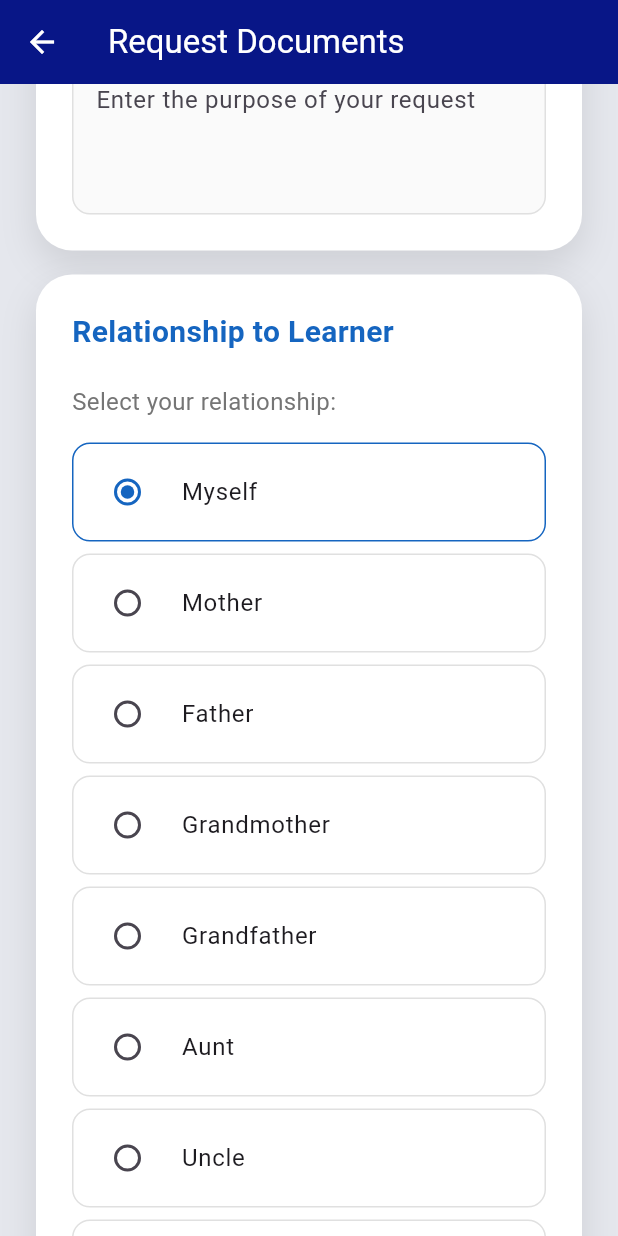
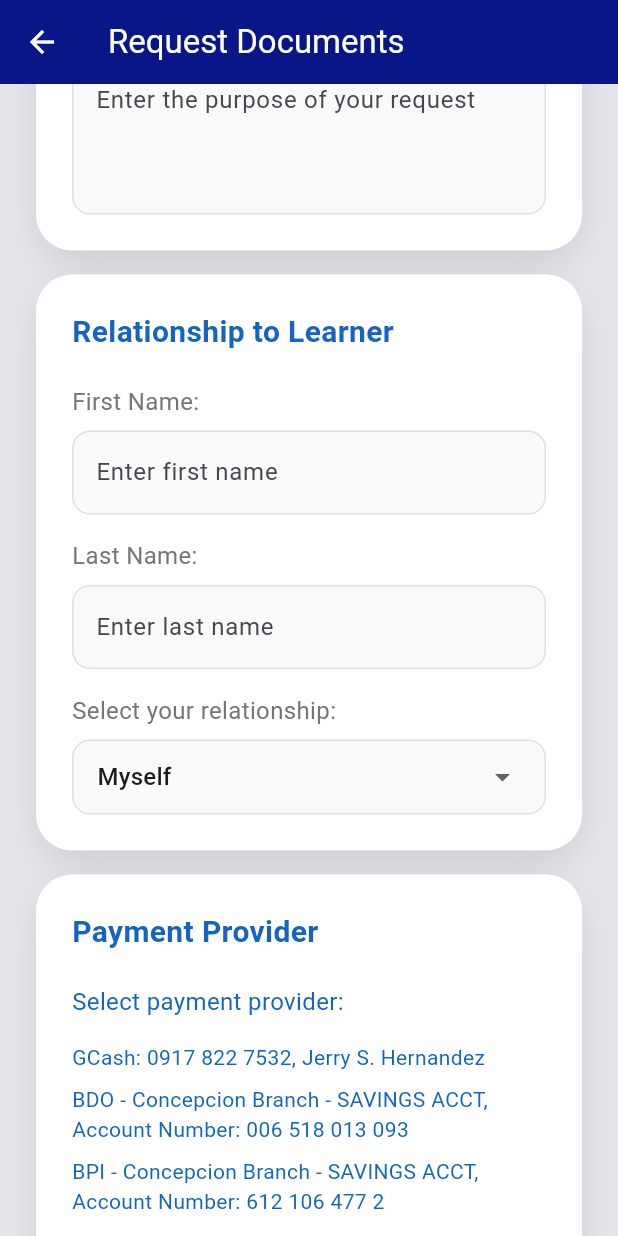
Before and after one commit to rammne/odrs, a Flutter app: the DocumentRequestScreen screen opened by its route, scrolled down 1152 dp, on a phone screen of 412 x 824 dp. Run offline on Flutter 3.47's test engine with Material 3 defaults, Android fonts, the light colour scheme and no system bars; our stand-ins replace cloud_firestore, firebase_auth, firebase_core, pdf, printing, rxdart; accounts and stored records are empty; statements that could not run were skipped.

Commit message:
relationship to learner

```diff
--- a/lib/presentation/screens/user/document_request.dart
+++ b/lib/presentation/screens/user/document_request.dart
@@ -20,7 +20,6 @@
   String contact = "";
   bool isLoading = true;
   String errorMessage = "";
-
 
   // Document Request Data
   String? _selectedDocument;
@@ -47,7 +46,8 @@
     "Other"
   ];
   String _otherCertificateText = "";
-  final TextEditingController _otherCertificateController = TextEditingController();
+  final TextEditingController _otherCertificateController =
+      TextEditingController();
   String? _selectedCertificateType;
   bool _principalSignatory = false;
   bool _guidanceCounselorSignatory = false;
@@ -89,15 +89,32 @@
 
   // Relationship to learner options
   String _relationship = "Myself";
-  final List<String> _relationshipTypes = ["Myself","Mother", "Father", "Grandmother", "Grandfather", "Aunt", "Uncle", "Other"];
+  final List<String> _relationshipTypes = [
+    "Myself",
+    "Mother",
+    "Father",
+    "Grandmother",
+    "Grandfather",
+    "Aunt",
+    "Uncle",
+    "Other"
+  ];
   String _otherRelationship = "";
-  final TextEditingController _otherRelationshipController = TextEditingController();
+  final TextEditingController _otherRelationshipController =
+      TextEditingController();
+
+  // Add new fields for first and last name
+  String _requesterFirstName = "";
+  String _requesterLastName = "";
+  final TextEditingController _requesterFirstNameController =
+      TextEditingController();
+  final TextEditingController _requesterLastNameController =
+      TextEditingController();
 
   @override
   void initState() {
     super.initState();
     _fetchUserData();
-
   }
 
   @override
@@ -108,10 +125,11 @@
     _sf10OfficialController.dispose();
     _otherCertificateController.dispose();
     _otherRelationshipController.dispose();
+    // Dispose new controllers
+    _requesterFirstNameController.dispose();
+    _requesterLastNameController.dispose();
     super.dispose();
   }
-
-
 
   Future<void> _fetchUserData() async {
     try {
@@ -183,7 +201,8 @@
         !_guidanceCounselorSignatory) {
       ScaffoldMessenger.of(context).showSnackBar(
         const SnackBar(
-            content: Text("Please select at least one signatory for Good Moral Certificate")),
+            content: Text(
+                "Please select at least one signatory for Good Moral Certificate")),
       );
       return;
     }
@@ -212,12 +231,14 @@
 
     if (_relationship == "Other" && _otherRelationship.trim().isEmpty) {
       ScaffoldMessenger.of(context).showSnackBar(
-        const SnackBar(content: Text("Please specify your relationship to the learner")),
+        const SnackBar(
+            content: Text("Please specify your relationship to the learner")),
       );
       return;
     }
 
-    if (_selectedDocument == "SF10 (F137) Official" && _sf10OfficialText.trim().isEmpty) {
+    if (_selectedDocument == "SF10 (F137) Official" &&
+        _sf10OfficialText.trim().isEmpty) {
       ScaffoldMessenger.of(context).showSnackBar(
         const SnackBar(content: Text("Please enter the requesting school")),
       );
@@ -225,7 +246,9 @@
     }
 
     String finalDocumentName = _selectedDocument == "Certificate"
-        ? (_selectedCertificateType == "Other" ? _otherCertificateText : _selectedCertificateType!)
+        ? (_selectedCertificateType == "Other"
+            ? _otherCertificateText
+            : _selectedCertificateType!)
         : (_selectedDocument == "Other"
             ? _otherDocumentText
             : _selectedDocument!);
@@ -259,10 +282,19 @@
         'referenceNumber': _referenceNumber,
         'paymentProvider': _paymentProvider,
         'price': _calculateTotalPrice(), // Add this line to store the price
-        'principalSignatory': _selectedCertificateType == "Good Moral Certificate" ? _principalSignatory : null,
-        'guidanceCounselorSignatory': _selectedCertificateType == "Good Moral Certificate" ? _guidanceCounselorSignatory : null,
-        'sf10OfficialInfo': _selectedDocument == "SF10 (F137) Official" ? _sf10OfficialText : null,
-        'relationship': _relationship == "Other" ? _otherRelationship : _relationship
+        'principalSignatory':
+            _selectedCertificateType == "Good Moral Certificate"
+                ? _principalSignatory
+                : null,
+        'guidanceCounselorSignatory':
+            _selectedCertificateType == "Good Moral Certificate"
+                ? _guidanceCounselorSignatory
+                : null,
+        'sf10OfficialInfo': _selectedDocument == "SF10 (F137) Official"
+            ? _sf10OfficialText
+            : null,
+        'relationship':
+            _relationship == "Other" ? _otherRelationship : _relationship
       });
 
       // Generate and show receipt
@@ -279,10 +311,17 @@
           paymentProvider: _paymentProvider,
           price: _calculateTotalPrice(),
           claimingMethod: _claimingMethod,
-        requestingSchool: _selectedDocument == "SF10 (F137) Official" ? _sf10OfficialText : null,
-        principalSignatory: _selectedDocument == "Certificate" && _selectedCertificateType == "Good Moral Certificate" ? _principalSignatory : null,
-        guidanceCounselorSignatory: _selectedDocument == "Certificate" && _selectedCertificateType == "Good Moral Certificate" ? _guidanceCounselorSignatory : null
-      );
+          requestingSchool: _selectedDocument == "SF10 (F137) Official"
+              ? _sf10OfficialText
+              : null,
+          principalSignatory: _selectedDocument == "Certificate" &&
+                  _selectedCertificateType == "Good Moral Certificate"
+              ? _principalSignatory
+              : null,
+          guidanceCounselorSignatory: _selectedDocument == "Certificate" &&
+                  _selectedCertificateType == "Good Moral Certificate"
+              ? _guidanceCounselorSignatory
+              : null);
 
       setState(() {
         isLoading = false;
@@ -407,27 +446,42 @@
                                     TextFormField(
                                       controller: _sf10OfficialController,
                                       decoration: InputDecoration(
-                                        hintText: "Enter the name of requesting school",
+                                        hintText:
+                                            "Enter the name of requesting school",
                                         fillColor: Colors.grey[50],
                                         filled: true,
-                                        errorText: _sf10OfficialText.trim().isEmpty ? "Required" : null,
-                                        helperText: "Note: Present/Submit an official letter from the requesting school upon claiming the document.",
+                                        errorText:
+                                            _sf10OfficialText.trim().isEmpty
+                                                ? "Required"
+                                                : null,
+                                        helperText:
+                                            "Note: Present/Submit an official letter from the requesting school upon claiming the document.",
                                         helperMaxLines: 2,
-                                        helperStyle: TextStyle(color: const Color.fromARGB(255, 8, 8, 8)),
+                                        helperStyle: TextStyle(
+                                            color: const Color.fromARGB(
+                                                255, 8, 8, 8)),
                                         border: OutlineInputBorder(
-                                          borderRadius: BorderRadius.circular(12),
-                                          borderSide: BorderSide(color: Colors.grey[300]!),
+                                          borderRadius:
+                                              BorderRadius.circular(12),
+                                          borderSide: BorderSide(
+                                              color: Colors.grey[300]!),
                                         ),
                                         enabledBorder: OutlineInputBorder(
-                                          borderRadius: BorderRadius.circular(12),
-                                          borderSide: BorderSide(color: Colors.grey[300]!),
+                                          borderRadius:
+                                              BorderRadius.circular(12),
+                                          borderSide: BorderSide(
+                                              color: Colors.grey[300]!),
                                         ),
                                         focusedBorder: OutlineInputBorder(
-                                          borderRadius: BorderRadius.circular(12),
-                                          borderSide: BorderSide(color: Colors.blue[800]!, width: 2),
+                                          borderRadius:
+                                              BorderRadius.circular(12),
+                                          borderSide: BorderSide(
+                                              color: Colors.blue[800]!,
+                                              width: 2),
                                         ),
                                       ),
-                                      onChanged: (value) => setState(() => _sf10OfficialText = value),
+                                      onChanged: (value) => setState(
+                                          () => _sf10OfficialText = value),
                                     ),
                                   ],
                                 ),
@@ -466,83 +520,7 @@
                           ),
                         ),
                         const SizedBox(height: 16),
-                        _buildCard(
-                          title: 'Relationship to Learner',
-                          child: Column(
-                            crossAxisAlignment: CrossAxisAlignment.start,
-                            children: [
-                              Text(
-                                "Select your relationship:",
-                                style: TextStyle(
-                                  fontSize: 16,
-                                  color: Colors.grey[600],
-                                ),
-                              ),
-                              const SizedBox(height: 16),
-                              ...List.generate(_relationshipTypes.length, (index) {
-                                final type = _relationshipTypes[index];
-                                return Container(
-                                  margin: const EdgeInsets.only(bottom: 8),
-                                  decoration: BoxDecoration(
-                                    border: Border.all(
-                                      color: _relationship == type
-                                          ? Colors.blue[800]!
-                                          : Colors.grey[300]!,
-                                    ),
-                                    borderRadius: BorderRadius.circular(12),
-                                  ),
-                                  child: RadioListTile<String>(
-                                    title: Text(type),
-                                    value: type,
-                                    groupValue: _relationship,
-                                    onChanged: (value) => setState(() {
-                                      _relationship = value!;
-                                      if (value != "Other") {
-                                        _otherRelationship = "";
-                                        _otherRelationshipController.clear();
-                                      }
-                                    }),
-                                    activeColor: Colors.blue[800],
-                                    contentPadding: const EdgeInsets.symmetric(
-                                        horizontal: 16, vertical: 4),
-                                  ),
-                                );
-                              }),
-                              if (_relationship == "Other") ...[
-                                const SizedBox(height: 16),
-                                Text(
-                                  "Specify your relationship:",
-                                  style: TextStyle(
-                                    fontSize: 16,
-                                    color: Colors.grey[600],
-                                  ),
-                                ),
-                                const SizedBox(height: 8),
-                                TextFormField(
-                                  controller: _otherRelationshipController,
-                                  decoration: InputDecoration(
-                                    hintText: "Enter your relationship to the learner",
-                                    fillColor: Colors.grey[50],
-                                    filled: true,
-                                    border: OutlineInputBorder(
-                                      borderRadius: BorderRadius.circular(12),
-                                      borderSide: BorderSide(color: Colors.grey[300]!),
-                                    ),
-                                    enabledBorder: OutlineInputBorder(
-                                      borderRadius: BorderRadius.circular(12),
-                                      borderSide: BorderSide(color: Colors.grey[300]!),
-                                    ),
-                                    focusedBorder: OutlineInputBorder(
-                                      borderRadius: BorderRadius.circular(12),
-                                      borderSide: BorderSide(color: Colors.blue[800]!, width: 2),
-                                    ),
-                                  ),
-                                  onChanged: (value) => setState(() => _otherRelationship = value),
-                                ),
-                              ],
-                            ],
-                          ),
-                        ),
+                        _buildRelationshipSection(),
                         const SizedBox(height: 16),
                         _buildCard(
                           title: 'Payment Provider',
@@ -572,7 +550,8 @@
                               Text(
                                   'Note: Send a proof of payment together with your name and student number as the email subject to pscashier@olopsc.edu.ph (Pre-School), gscashier@olopsc.edu.ph (Grade School), hscashier@olopsc.edu.ph (High School)',
                                   style: TextStyle(
-                                    color: const Color.fromARGB(255, 10, 10, 10),
+                                    color:
+                                        const Color.fromARGB(255, 10, 10, 10),
                                     fontStyle: FontStyle.italic,
                                   )),
                               const SizedBox(height: 8),
@@ -647,7 +626,8 @@
                               ),
                               const SizedBox(height: 8),
                               Container(
-                                padding: const EdgeInsets.symmetric(horizontal: 16),
+                                padding:
+                                    const EdgeInsets.symmetric(horizontal: 16),
                                 decoration: BoxDecoration(
                                   border: Border.all(color: Colors.grey[300]!),
                                   borderRadius: BorderRadius.circular(12),
@@ -660,7 +640,8 @@
                                     items: _claimingMethods.map((method) {
                                       return DropdownMenuItem<String>(
                                         value: method,
-                                        child: Text(method[0].toUpperCase() + method.substring(1)),
+                                        child: Text(method[0].toUpperCase() +
+                                            method.substring(1)),
                                       );
                                     }).toList(),
                                     onChanged: (value) => setState(
@@ -824,7 +805,7 @@
               onChanged: (value) => setState(() {
                 _selectedCertificateType = value;
                 if (value == "Good Moral Certificate") {
-                  _principalSignatory = true;  // Set default selection
+                  _principalSignatory = true; // Set default selection
                   _guidanceCounselorSignatory = false;
                 } else {
                   _principalSignatory = false;
@@ -1022,95 +1003,141 @@
     );
   }
 
-  // Widget _buildQuantitySelector() {
-  //   return Column(
-  //     crossAxisAlignment: CrossAxisAlignment.start,
-  //     children: [
-  //       const SizedBox(height: 24),
-  //       Row(
-  //         mainAxisAlignment: MainAxisAlignment.spaceBetween,
-  //         children: [
-  //           Text(
-  //             "Number of copies:",
-  //             style: TextStyle(
-  //               fontSize: 16,
-  //               color: Colors.grey[600],
-  //             ),
-  //           ),
-  //           Text(
-  //             "Total: ₱${_calculateTotalPrice().toStringAsFixed(2)}",
-  //             style: TextStyle(
-  //               fontSize: 16,
-  //               color: Colors.blue[800],
-  //               fontWeight: FontWeight.bold,
-  //             ),
-  //           ),
-  //         ],
-  //       ),
-  //       const SizedBox(height: 8),
-  //       Container(
-  //         padding: const EdgeInsets.symmetric(horizontal: 16, vertical: 8),
-  //         decoration: BoxDecoration(
-  //           border: Border.all(color: Colors.grey[300]!),
-  //           borderRadius: BorderRadius.circular(12),
-  //           color: Colors.grey[50],
-  //         ),
-  //         child: Row(
-  //           mainAxisSize: MainAxisSize.min,
-  //           children: [
-  //             IconButton(
-  //               icon: Icon(Icons.remove, color: Colors.blue[800]),
-  //               onPressed: () {
-  //                 if (_quantity > 1) {
-  //                   setState(() => _quantity--);
-  //                 }
-  //               },
-  //             ),
-  //             const SizedBox(width: 16),
-  //             Text(
-  //               '$_quantity',
-  //               style:
-  //                   const TextStyle(fontSize: 18, fontWeight: FontWeight.bold),
-  //             ),
-  //             const SizedBox(width: 16),
-  //             IconButton(
-  //               icon: Icon(Icons.add, color: Colors.blue[800]),
-  //               onPressed: () => setState(() => _quantity++),
-  //             ),
-  //           ],
-  //         ),
-  //       ),
-  //       const SizedBox(height: 24),
-  //       Text(
-  //         "Copy Type:",
-  //         style: TextStyle(
-  //           fontSize: 16,
-  //           color: Colors.grey[600],
-  //         ),
-  //       ),
-  //       const SizedBox(height: 8),
-  //       Container(
-  //         padding: const EdgeInsets.symmetric(horizontal: 16),
-  //         decoration: BoxDecoration(
-  //           border: Border.all(color: Colors.grey[300]!),
-  //           borderRadius: BorderRadius.circular(12),
-  //           color: Colors.grey[50],
-  //         ),
-  //         child: DropdownButtonHideUnderline(
-  //           child: DropdownButton<String>(
-  //             value: _copyType,
-  //             isExpanded: true,
-  //             items: _copyTypes.map((type) {
-  //               return DropdownMenuItem<String>(
-  //                 value: type,
-  //                 child: Text(type),
-  //               );
-  //             }).toList(),
-  //             onChanged: (value) => setState(() => _copyType = value!),
-  //           ),
-  //         ),
-  //       ),
-  //     ],
-  //   );
-  // }
+  Widget _buildRelationshipSection() {
+    return _buildCard(
+      title: 'Relationship to Learner',
+      child: Column(
+        crossAxisAlignment: CrossAxisAlignment.start,
+        children: [
+          Text(
+            "First Name:",
+            style: TextStyle(
+              fontSize: 16,
+              color: Colors.grey[600],
+            ),
+          ),
+          const SizedBox(height: 8),
+          TextFormField(
+            controller: _requesterFirstNameController,
+            decoration: InputDecoration(
+              hintText: "Enter first name",
+              fillColor: Colors.grey[50],
+              filled: true,
+              border: OutlineInputBorder(
+                borderRadius: BorderRadius.circular(12),
+                borderSide: BorderSide(color: Colors.grey[300]!),
+              ),
+              enabledBorder: OutlineInputBorder(
+                borderRadius: BorderRadius.circular(12),
+                borderSide: BorderSide(color: Colors.grey[300]!),
+              ),
+              focusedBorder: OutlineInputBorder(
+                borderRadius: BorderRadius.circular(12),
+                borderSide: BorderSide(color: Colors.blue[800]!, width: 2),
+              ),
+            ),
+            onChanged: (value) => setState(() => _requesterFirstName = value),
+          ),
+          const SizedBox(height: 16),
+          Text(
+            "Last Name:",
+            style: TextStyle(
+              fontSize: 16,
+              color: Colors.grey[600],
+            ),
+          ),
+          const SizedBox(height: 8),
+          TextFormField(
+            controller: _requesterLastNameController,
+            decoration: InputDecoration(
+              hintText: "Enter last name",
+              fillColor: Colors.grey[50],
+              filled: true,
+              border: OutlineInputBorder(
+                borderRadius: BorderRadius.circular(12),
+                borderSide: BorderSide(color: Colors.grey[300]!),
+              ),
+              enabledBorder: OutlineInputBorder(
+                borderRadius: BorderRadius.circular(12),
+                borderSide: BorderSide(color: Colors.grey[300]!),
+              ),
+              focusedBorder: OutlineInputBorder(
+                borderRadius: BorderRadius.circular(12),
+                borderSide: BorderSide(color: Colors.blue[800]!, width: 2),
+              ),
+            ),
+            onChanged: (value) => setState(() => _requesterLastName = value),
+          ),
+          const SizedBox(height: 16),
+          Text(
+            "Select your relationship:",
+            style: TextStyle(
+              fontSize: 16,
+              color: Colors.grey[600],
+            ),
+          ),
+          const SizedBox(height: 8),
+          Container(
+            padding: const EdgeInsets.symmetric(horizontal: 16),
+            decoration: BoxDecoration(
+              border: Border.all(color: Colors.grey[300]!),
+              borderRadius: BorderRadius.circular(12),
+              color: Colors.grey[50],
+            ),
+            child: DropdownButtonHideUnderline(
+              child: DropdownButton<String>(
+                value: _relationship,
+                isExpanded: true,
+                items: _relationshipTypes.map((type) {
+                  return DropdownMenuItem<String>(
+                    value: type,
+                    child: Text(type),
+                  );
+                }).toList(),
+                onChanged: (value) => setState(() {
+                  _relationship = value!;
+                  if (value != "Other") {
+                    _otherRelationship = "";
+                    _otherRelationshipController.clear();
                   }
+                }),
+              ),
+            ),
+          ),
+          if (_relationship == "Other") ...[
+            const SizedBox(height: 16),
+            Text(
+              "Specify your relationship:",
+              style: TextStyle(
+                fontSize: 16,
+                color: Colors.grey[600],
+              ),
+            ),
+            const SizedBox(height: 8),
+            TextFormField(
+              controller: _otherRelationshipController,
+              decoration: InputDecoration(
+                hintText: "Enter your relationship to the learner",
+                fillColor: Colors.grey[50],
+                filled: true,
+                border: OutlineInputBorder(
+                  borderRadius: BorderRadius.circular(12),
+                  borderSide: BorderSide(color: Colors.grey[300]!),
+                ),
+                enabledBorder: OutlineInputBorder(
+                  borderRadius: BorderRadius.circular(12),
+                  borderSide: BorderSide(color: Colors.grey[300]!),
+                ),
+                focusedBorder: OutlineInputBorder(
+                  borderRadius: BorderRadius.circular(12),
+                  borderSide: BorderSide(color: Colors.blue[800]!, width: 2),
+                ),
+              ),
+              onChanged: (value) => setState(() => _otherRelationship = value),
+            ),
+          ],
+        ],
+      ),
+    );
+  }
+}
```
Lines whose indentation alone changed are shown as unchanged.
